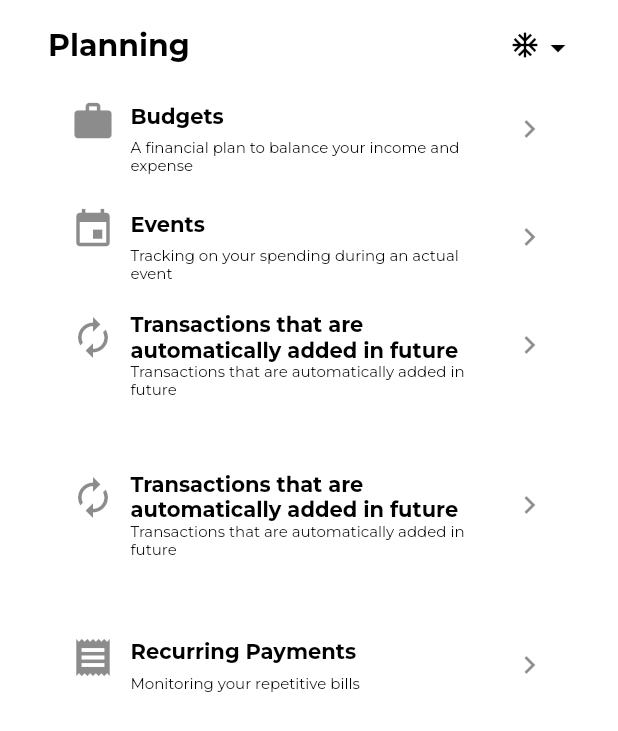
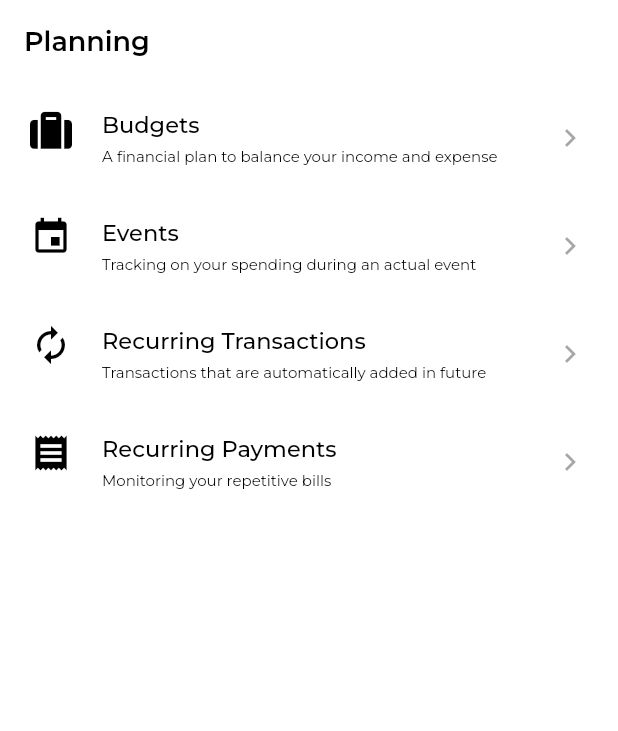
Before and after one commit to princ3od/Keepital, a Flutter app: the PlanningScreen screen opened directly, on a phone screen of 412 x 824 dp. Shown: the top 731 px of the screen. Run offline on Flutter 3.47's test engine with Material 2 defaults, Android fonts, the phone set to English and light mode, and no system bars; our stand-ins replace animated_text_kit, cloud_firestore, firebase_auth, firebase_core, flutter_spinkit, flutter_svg and 8 more; missing offline and left inert: currency_picker; accounts and stored records are empty; statements that could not run were skipped.

Commit message:
[Planning]: update UI

```diff
--- a/lib/app/core/values/languages/en_US.dart
+++ b/lib/app/core/values/languages/en_US.dart
@@ -28,7 +28,7 @@ const Map<String, String> enLanguagePackage = {
   'A financial plan to balance your income and expense': 'A financial plan to balance your income and expense',
   'Events': 'Events',
   'Tracking on your spending during an actual event': 'Tracking on your spending during an actual event',
-  'Recurring Transactions': 'Transactions that are automatically added in future',
+  'Recurring Transactions': 'Recurring Transactions',
   'Recurring Payments': 'Recurring Payments',
   'Monitoring your repetitive bills': 'Monitoring your repetitive bills',
   'add_transaction': 'Add Transaction',
--- a/lib/app/modules/planning/screens/planning_screen.dart
+++ b/lib/app/modules/planning/screens/planning_screen.dart
@@ -1,8 +1,8 @@
 import 'package:flutter/material.dart';
+import 'package:font_awesome_flutter/font_awesome_flutter.dart';
 import 'package:get/get.dart';
 import 'package:get/get_utils/src/extensions/internacionalization.dart';
 import 'package:keepital/app/core/theme/app_theme.dart';
-import 'package:keepital/app/modules/planning/widgets/planning_panel.dart';
 import 'package:keepital/app/modules/planning/widgets/planning_tile.dart';
 import 'package:keepital/app/routes/pages.dart';
 
@@ -13,30 +13,23 @@ class PlanningScreen extends StatelessWidget {
   Widget build(BuildContext context) {
     return Scaffold(
       backgroundColor: AppTheme.currentTheme.backgroundColor,
-      body: SafeArea(
-        child: Container(
-          child: Center(
+      appBar: AppBar(
+        title: Text('Planning'.tr),
+        elevation: 0,
+      ),
+      body: SingleChildScrollView(
         child: Column(
           children: [
-                SizedBox(
-                  height: 10,
-                ),
-                PlanningPanel(
-                    txtTitle: "Planning".tr,
-                    action: () => {},
-                    icon: Icon(Icons.arrow_drop_down)),
             PlanningTile(
-                  iconData: Icons.work,
+              iconData: FontAwesomeIcons.suitcase,
               title: "Budgets".tr,
-                  subtitle:
-                      "A financial plan to balance your income and expense".tr,
+              subtitle: "A financial plan to balance your income and expense".tr,
               action: () => {},
             ),
             PlanningTile(
               iconData: Icons.event,
               title: "Events".tr,
-                  subtitle:
-                      "Tracking on your spending during an actual event".tr,
+              subtitle: "Tracking on your spending during an actual event".tr,
               action: () {
                 Get.toNamed(Routes.event);
               },
@@ -44,28 +37,16 @@ class PlanningScreen extends StatelessWidget {
             PlanningTile(
               iconData: Icons.autorenew,
               title: "Recurring Transactions".tr,
-                  subtitle:
-                      "Transactions that are automatically added in future".tr,
-                  action: () => {},
-                ),
-                Spacer(),
-                PlanningTile(
-                  iconData: Icons.autorenew,
-                  title: "Recurring Transactions".tr,
               subtitle: "Transactions that are automatically added in future".tr,
               action: () => {},
             ),
-                Spacer(),
             PlanningTile(
               iconData: Icons.receipt,
               title: "Recurring Payments".tr,
               subtitle: "Monitoring your repetitive bills".tr,
               action: () => {},
             ),
-                Spacer(flex: 10),
           ],
-            ),
-          ),
         ),
       ),
     );
--- a/lib/app/modules/planning/widgets/planning_panel.dart
+++ /dev/null
@@ -1,41 +0,0 @@
-import 'package:flutter/material.dart';
-import 'package:google_fonts/google_fonts.dart';
-
-class PlanningPanel extends StatelessWidget {
-  final String? txtTitle;
-  final Function()? action;
-  final Icon icon;
-  PlanningPanel({this.txtTitle, this.action, required this.icon});
-
-  @override
-  Widget build(BuildContext context) {
-    return Container(
-      height: 40,
-      width: 348,
-      child: Row(
-        mainAxisAlignment: MainAxisAlignment.spaceBetween,
-        children: [
-          Text(
-            txtTitle ?? "",
-            style: GoogleFonts.montserrat(
-              fontSize: 20,
-              fontWeight: FontWeight.bold,
-            ),
-          ),
-          Row(
-            children: [
-              Icon(
-                Icons.ac_unit,
-                size: 20,
-              ),
-              InkWell(
-                child: Container(width: 20, height: 20, child: icon),
-                onTap: action,
-              ),
-            ],
-          ),
-        ],
-      ),
-    );
-  }
-}
--- a/lib/app/modules/planning/widgets/planning_tile.dart
+++ b/lib/app/modules/planning/widgets/planning_tile.dart
@@ -1,4 +1,5 @@
 import 'package:flutter/material.dart';
+import 'package:keepital/app/core/values/app_colors.dart';
 
 class PlanningTile extends StatelessWidget {
   final IconData iconData;
@@ -6,28 +7,17 @@ class PlanningTile extends StatelessWidget {
   final String? subtitle;
   final Function()? action;
 
-  PlanningTile(
-      {required this.iconData, this.title, this.subtitle, this.action});
+  PlanningTile({required this.iconData, this.title, this.subtitle, this.action});
   @override
   Widget build(BuildContext context) {
-    return Container(
-        width: 350,
-        child: ListTile(
-          horizontalTitleGap: 0,
-          minVerticalPadding: 0,
-          onTap: action,
-          leading: Icon(
-            iconData,
-            size: 30,
-          ),
-          title: Text(title ?? "",
-              style: Theme.of(context)
-                  .textTheme
-                  .subtitle1
-                  ?.copyWith(fontWeight: FontWeight.bold, fontSize: 14)),
-          subtitle: Text(subtitle ?? "",
-              style: Theme.of(context).textTheme.subtitle1),
-          trailing: Icon(Icons.keyboard_arrow_right),
-        ));
+    return ListTile(
+      horizontalTitleGap: 8,
+      contentPadding: const EdgeInsets.only(left: 20, right: 20),
+      onTap: action,
+      leading: Icon(iconData, size: 28, color: AppColors.textColor),
+      title: Text(title ?? "", style: Theme.of(context).textTheme.headline4),
+      subtitle: Text(subtitle ?? "", style: Theme.of(context).textTheme.subtitle1),
+      trailing: Icon(Icons.keyboard_arrow_right, color: AppColors.textColor.withOpacity(AppColors.disabledTextOpacity)),
+    );
   }
 }
--- a/lib/app/modules/profile/screens/profile_screen.dart
+++ b/lib/app/modules/profile/screens/profile_screen.dart
@@ -1,8 +1,6 @@
 import 'package:flutter/material.dart';
-import 'package:font_awesome_flutter/font_awesome_flutter.dart';
 import 'package:get/get.dart';
 import 'package:keepital/app/core/theme/app_theme.dart';
-import 'package:keepital/app/data/services/auth_service.dart';
 import 'package:keepital/app/modules/profile/profile_controller.dart';
 import 'package:keepital/app/modules/profile/widgets/profile_avatar.dart';
 import 'package:keepital/app/modules/profile/widgets/profile_tile.dart';
```
Lines whose indentation alone changed are shown as unchanged.
